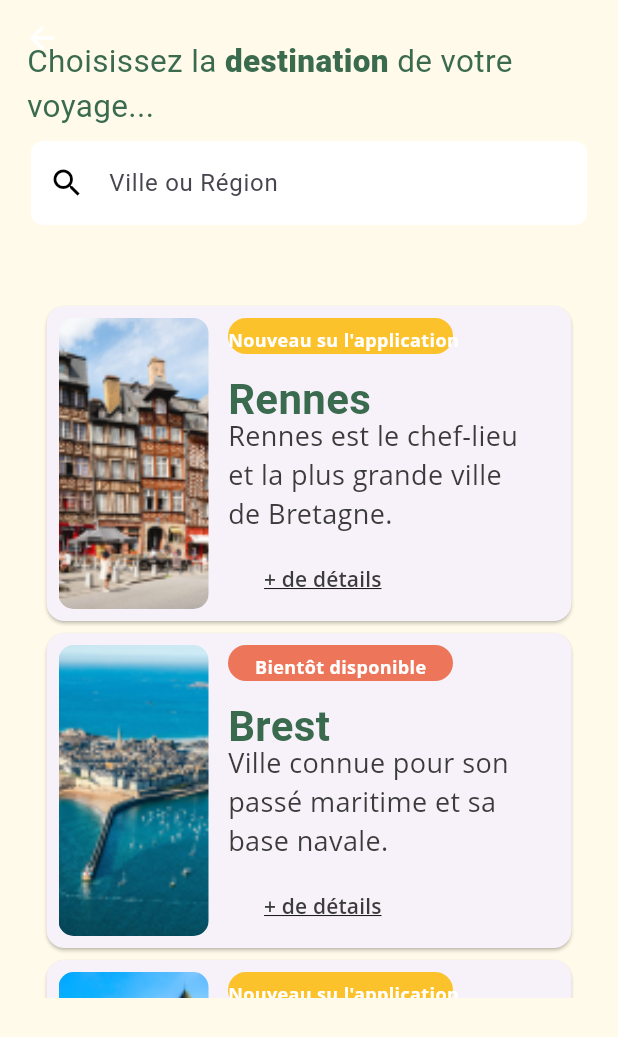
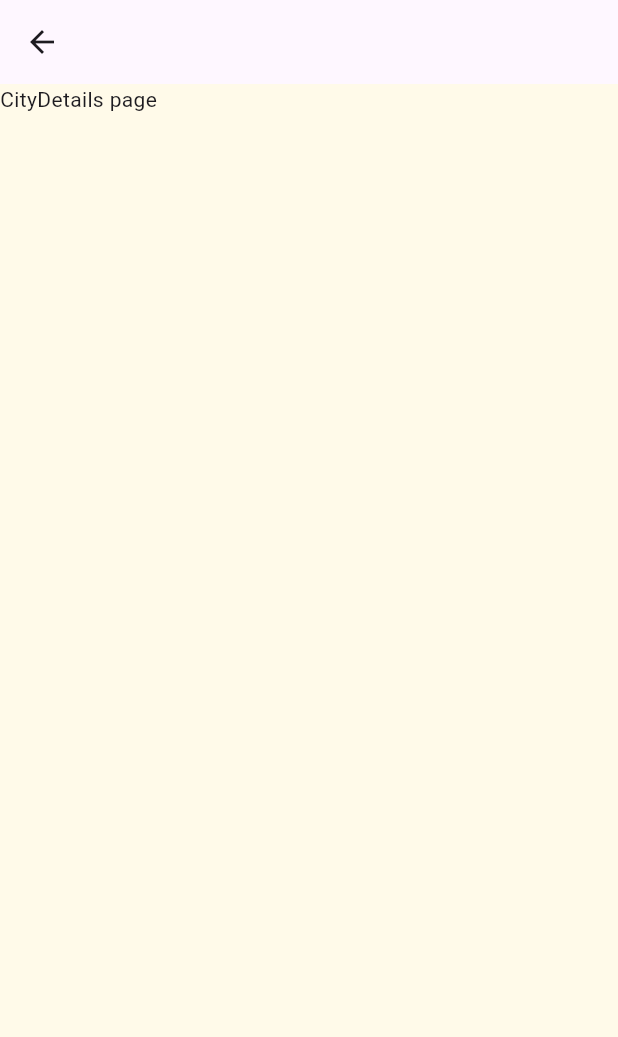
Before and after one commit to davg80/lamna_flutter, a Flutter app: the DestinationPage screen opened directly, after a tap on "Nouveau su l'application", on a phone screen of 412 x 824 dp. Shown: the top 1037 px of the screen. Run offline on Flutter 3.47's test engine with Material 3 defaults, Android fonts, the light colour scheme and no system bars; Roboto replaces fonts that are missing (Clash Display Variable, Open Sans).

Commit message:
redirect details page et infos page

```diff
--- a/assets/json/cities.json
+++ b/assets/json/cities.json
@@ -28,7 +28,7 @@
     "createdAt": "02/01/2024",
     "visitingTime": 2.0,
     "text": "De hauts murs en granite forment la ville, autrefois bastion pour les corsaires",
-    "label": "Nouveau su l'application",
+    "label": "Nouveau sur l'application",
     "picture": "assets/pictures/saint_malo.png",
     "enable": true
   }
--- /dev/null
+++ b/lib/pages/city_details_page.dart
@@ -0,0 +1,24 @@
+import 'package:flutter/material.dart';
+
+class CityDetailsPage extends StatefulWidget {
+  final int id;
+  const CityDetailsPage({super.key, required this.id});
+
+  @override
+  State<CityDetailsPage> createState() => _CityDetailsPageState();
+}
+
+class _CityDetailsPageState extends State<CityDetailsPage> {
+  @override
+  void initState() {
+    super.initState();
+  }
+
+  @override
+  Widget build(BuildContext context) {
+    return Scaffold(
+      appBar: AppBar(),
+      body: const Text('CityDetails page'),
+    );
+  }
+}
--- a/lib/pages/destination_page.dart
+++ b/lib/pages/destination_page.dart
@@ -1,5 +1,7 @@
 import 'package:flutter/material.dart';
 import 'package:lamna/models/city.dart';
+import 'package:lamna/pages/city_details_page.dart';
+import 'package:lamna/pages/city_infos_page.dart';
 import 'package:lamna/utils/constants/color_constants.dart';
 import 'package:lamna/utils/constants/size_device_constants.dart';
 import 'dart:convert';
@@ -137,8 +139,11 @@ Widget destinationCard(BuildContext context, int id, String picture,
   return Card(
     child: InkWell(
       onTap: () {
-        // Navigator.of(context).push(
-        //     MaterialPageRoute(builder: (context) => CityDetailsPage(id: id),),);
+        Navigator.of(context).push(
+          MaterialPageRoute(
+            builder: (context) => CityDetailsPage(id: id),
+          ),
+        );
       },
       child: SizedBox(
         height: 210.0,
@@ -181,9 +186,7 @@ Widget destinationCard(BuildContext context, int id, String picture,
                     child: Row(
                       mainAxisAlignment: MainAxisAlignment.center,
                       children: [
-                        Padding(
-                          padding: const EdgeInsets.only(top: 6.0),
-                          child: Center(
+                        Center(
                           child: Text(
                             label,
                             style: const TextStyle(
@@ -194,7 +197,6 @@ Widget destinationCard(BuildContext context, int id, String picture,
                               height: 0.10,
                             ),
                             textAlign: TextAlign.center,
-                            ),
                           ),
                         ),
                       ],
@@ -235,11 +237,11 @@ Widget destinationCard(BuildContext context, int id, String picture,
                   padding: const EdgeInsets.only(top: 5.0),
                   child: OutlinedButton(
                     onPressed: () {
-                      // Navigator.of(context).push(
-                      //   MaterialPageRoute(
-                      //     builder: (context) => CityInfosPage(id: id),
-                      //   ),
-                      // );
+                      Navigator.of(context).push(
+                        MaterialPageRoute(
+                          builder: (context) => CityInfosPage(id: id),
+                        ),
+                      );
                     },
                     style: OutlinedButton.styleFrom(side: BorderSide.none),
                     child: const Text(
```
Lines whose indentation alone changed are shown as unchanged.
